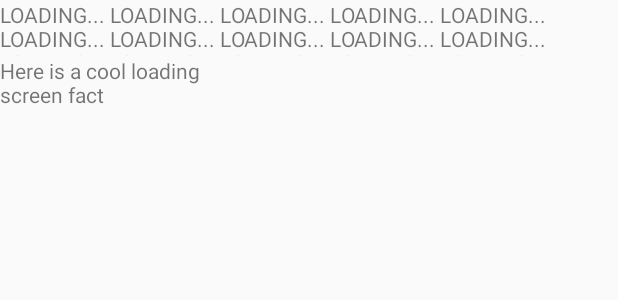
After one commit to nzukow2/CS125Proj, an Android app: the layout loadingscreen_loader.xml on its own in the app's theme, with its tools: preview values and no code run, on a phone screen of 412 x 824 dp. The commit adds this screen. Shown: the top 300 px of the screen. Run offline under Robolectric (Android 15) with nearby library versions, the phone set to English and light mode, and no system bars.

Commit message:
Merge branch 'master' of /Users/nathanielzukowski/Downloads/FinalProjectCS125 with conflicts.

```diff
--- /dev/null
+++ b/app/src/main/res/layout/loadingscreen_loader.xml
@@ -0,0 +1,25 @@
+<?xml version="1.0" encoding="utf-8"?>
+<LinearLayout xmlns:android="http://schemas.android.com/apk/res/android"
+    xmlns:tools="http://schemas.android.com/tools"
+    android:orientation="vertical" android:layout_width="match_parent"
+    android:layout_height="match_parent">
+
+    <TextView
+        android:id="@+id/loadingScreenHeader"
+        android:layout_width="match_parent"
+        android:layout_height="37dp"
+        android:text="LOADING... LOADING... LOADING... LOADING... LOADING... LOADING... LOADING... LOADING... LOADING... LOADING... LOADING... LOADING... LOADING... LOADING... LOADING... LOADING... LOADING... LOADING... LOADING... LOADING... LOADING... LOADING... LOADING... LOADING... LOADING... LOADING... LOADING... LOADING... LOADING... LOADING... LOADING... LOADING... LOADING... LOADING... LOADING... LOADING... LOADING... LOADING... LOADING... LOADING... LOADING... LOADING... LOADING... LOADING... LOADING... LOADING... LOADING... LOADING... LOADING... LOADING... LOADING... LOADING... LOADING... LOADING... LOADING... LOADING... LOADING... LOADING... LOADING... LOADING... LOADING... LOADING... LOADING... LOADING... LOADING... LOADING... LOADING... LOADING... LOADING... LOADING... LOADING... LOADING... LOADING... LOADING... LOADING... LOADING... LOADING... LOADING... LOADING... LOADING... LOADING... LOADING... LOADING... LOADING... LOADING... LOADING... LOADING... LOADING... LOADING... LOADING... LOADING... LOADING... LOADING... LOADING... LOADING... LOADING... LOADING... LOADING... LOADING... LOADING... LOADING... LOADING... LOADING... LOADING... LOADING... LOADING... LOADING... LOADING... LOADING... LOADING... LOADING... LOADING... LOADING... LOADING... LOADING... LOADING... LOADING... LOADING... LOADING... LOADING... LOADING... LOADING... LOADING... LOADING... LOADING... LOADING... " />
+
+    <androidx.constraintlayout.widget.ConstraintLayout
+        android:layout_width="match_parent"
+        android:layout_height="match_parent">
+
+        <TextView
+            android:id="@+id/loadingScreenFact"
+            android:layout_width="175dp"
+            android:layout_height="156dp"
+            android:text="Here is a cool loading screen fact"
+            tools:layout_editor_absoluteX="118dp"
+            tools:layout_editor_absoluteY="210dp" />
+    </androidx.constraintlayout.widget.ConstraintLayout>
+</LinearLayout>
```
Also changed, not shown: app/src/main/java/com/example/finalprojectcs125/MainActivity.java (indentation only), 1 other file.
